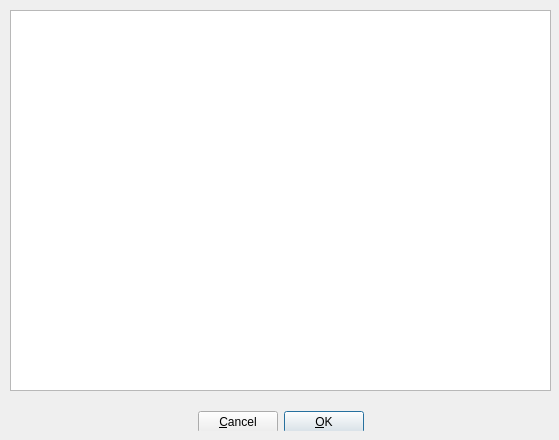
Above: src/gui/src/UI/MidiInputMapper_UI.ui from wvengen/hydrogen before the change. Below: the same form after it.
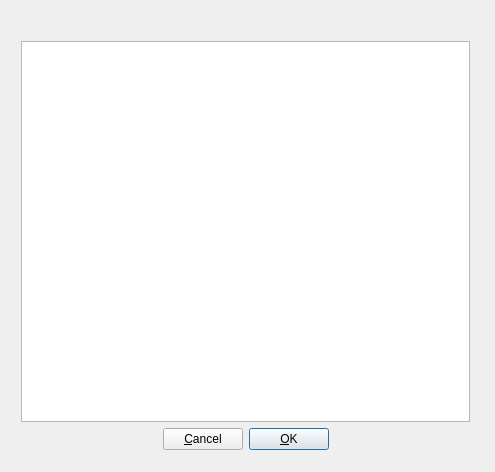
That is the form after the change. Custom widgets are drawn as their Qt base class.

Commit message: more work on the midi input mapper..

What changed in the file:
```diff
--- a/src/gui/src/UI/MidiInputMapper_UI.ui
+++ b/src/gui/src/UI/MidiInputMapper_UI.ui
@@ -6,8 +6,8 @@
    <rect>
     <x>0</x>
     <y>0</y>
-    <width>559</width>
-    <height>440</height>
+    <width>495</width>
+    <height>472</height>
    </rect>
   </property>
   <property name="windowTitle">
@@ -17,11 +17,26 @@
    <property name="geometry">
     <rect>
      <x>10</x>
-     <y>400</y>
-     <width>541</width>
-     <height>31</height>
+     <y>10</y>
+     <width>471</width>
+     <height>451</height>
     </rect>
    </property>
+   <layout class="QVBoxLayout" name="verticalLayout">
+    <item>
+     <widget class="QLabel" name="helpLabel">
+      <property name="text">
+       <string/>
+      </property>
+      <property name="wordWrap">
+       <bool>true</bool>
+      </property>
+     </widget>
+    </item>
+    <item>
+     <widget class="MidiTable" name="midiTable"/>
+    </item>
+    <item>
    <layout class="QHBoxLayout">
     <item>
      <spacer>
@@ -106,16 +121,8 @@
      </spacer>
     </item>
    </layout>
-  </widget>
-  <widget class="MidiTable" name="midiTable">
-   <property name="geometry">
-    <rect>
-     <x>10</x>
-     <y>10</y>
-     <width>541</width>
-     <height>381</height>
-    </rect>
-   </property>
+    </item>
+   </layout>
   </widget>
  </widget>
  <layoutdefault spacing="6" margin="11"/>
```
Left out of the diff: 2 changed lines with no effect on the pictures. Lines whose indentation alone changed are shown as unchanged. The commit also changes 2 other files.
